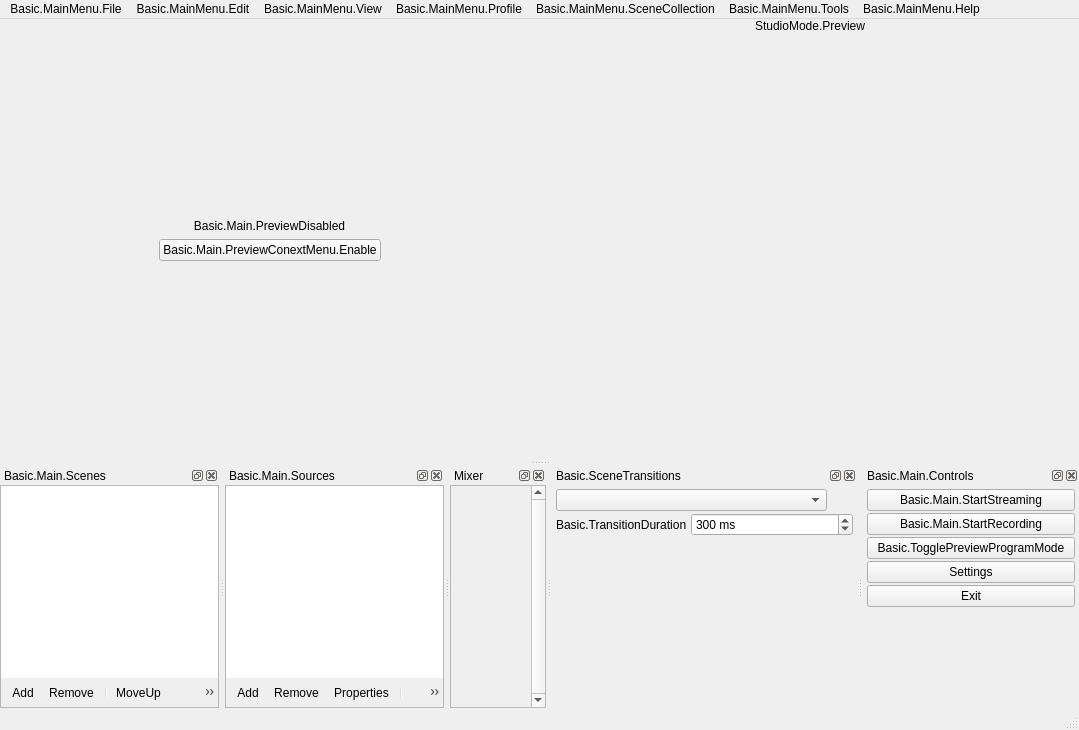
Old version of the form UI/forms/OBSBasic.ui in the repository GameKyuubi/obs-studio.
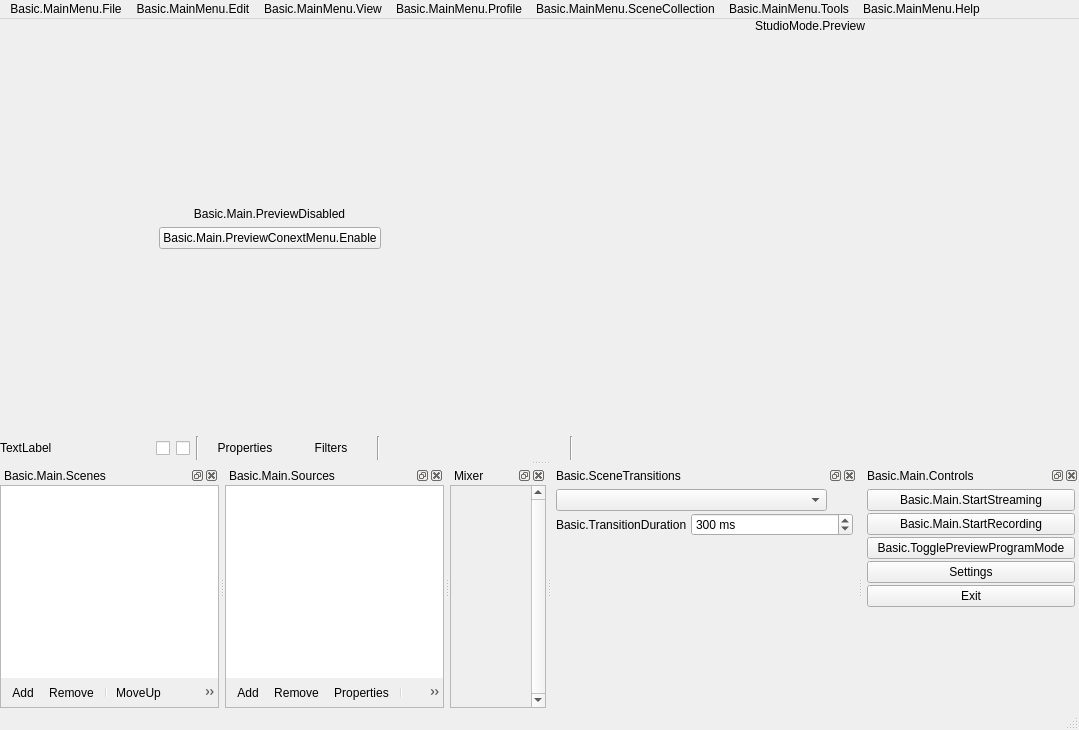
New version of the form. Icons and pictures are not drawn. Custom widgets are drawn as their Qt base class.

Commit message: UI: Source context menu

Diff of the .ui file:
```diff
--- a/UI/forms/OBSBasic.ui
+++ b/UI/forms/OBSBasic.ui
@@ -195,6 +195,347 @@
       </item>
      </layout>
     </item>
+    <item>
+     <widget class="QWidget" name="contextContainer" native="true">
+      <property name="sizePolicy">
+       <sizepolicy hsizetype="Maximum" vsizetype="Preferred">
+        <horstretch>0</horstretch>
+        <verstretch>0</verstretch>
+       </sizepolicy>
+      </property>
+      <property name="minimumSize">
+       <size>
+        <width>0</width>
+        <height>24</height>
+       </size>
+      </property>
+      <property name="maximumSize">
+       <size>
+        <width>16777215</width>
+        <height>24</height>
+       </size>
+      </property>
+      <layout class="QHBoxLayout" name="horizontalLayout">
+       <property name="spacing">
+        <number>0</number>
+       </property>
+       <property name="sizeConstraint">
+        <enum>QLayout::SetDefaultConstraint</enum>
+       </property>
+       <property name="leftMargin">
+        <number>0</number>
+       </property>
+       <property name="topMargin">
+        <number>0</number>
+       </property>
+       <property name="rightMargin">
+        <number>0</number>
+       </property>
+       <property name="bottomMargin">
+        <number>0</number>
+       </property>
+       <item>
+        <widget class="QWidget" name="contextSubContainer" native="true">
+         <property name="sizePolicy">
+          <sizepolicy hsizetype="Maximum" vsizetype="Preferred">
+           <horstretch>0</horstretch>
+           <verstretch>0</verstretch>
+          </sizepolicy>
+         </property>
+         <property name="minimumSize">
+          <size>
+           <width>0</width>
+           <height>0</height>
+          </size>
+         </property>
+         <layout class="QHBoxLayout" name="horizontalLayout_5">
+          <property name="leftMargin">
+           <number>0</number>
+          </property>
+          <property name="topMargin">
+           <number>0</number>
+          </property>
+          <property name="rightMargin">
+           <number>0</number>
+          </property>
+          <property name="bottomMargin">
+           <number>0</number>
+          </property>
+          <item>
+           <widget class="QLabel" name="contextSourceLabel">
+            <property name="minimumSize">
+             <size>
+              <width>150</width>
+              <height>0</height>
+             </size>
+            </property>
+            <property name="maximumSize">
+             <size>
+              <width>150</width>
+              <height>16</height>
+             </size>
+            </property>
+            <property name="text">
+             <string>TextLabel</string>
+            </property>
+           </widget>
+          </item>
+          <item>
+           <widget class="VisibilityCheckBox" name="contextVisibilityCheckBox">
+            <property name="maximumSize">
+             <size>
+              <width>16</width>
+              <height>16</height>
+             </size>
+            </property>
+            <property name="text">
+             <string/>
+            </property>
+           </widget>
+          </item>
+          <item>
+           <widget class="LockedCheckBox" name="contextLockedCheckBox">
+            <property name="maximumSize">
+             <size>
+              <width>16</width>
+              <height>16</height>
+             </size>
+            </property>
+            <property name="text">
+             <string/>
+            </property>
+           </widget>
+          </item>
+          <item>
+           <widget class="Line" name="line_3">
+            <property name="orientation">
+             <enum>Qt::Vertical</enum>
+            </property>
+           </widget>
+          </item>
+          <item>
+           <widget class="QPushButton" name="sourcePropertiesButton">
+            <property name="sizePolicy">
+             <sizepolicy hsizetype="Minimum" vsizetype="Fixed">
+              <horstretch>0</horstretch>
+              <verstretch>0</verstretch>
+             </sizepolicy>
+            </property>
+            <property name="toolTip">
+             <string>Properties</string>
+            </property>
+            <property name="text">
+             <string>Properties</string>
+            </property>
+            <property name="icon">
+             <iconset resource="obs.qrc">
+              <normaloff>:/settings/images/settings/general.svg</normaloff>:/settings/images/settings/general.svg</iconset>
+            </property>
+            <property name="flat">
+             <bool>true</bool>
+            </property>
+           </widget>
+          </item>
+          <item>
+           <widget class="QPushButton" name="sourceFiltersButton">
+            <property name="toolTip">
+             <string>Filters</string>
+            </property>
+            <property name="text">
+             <string>Filters</string>
+            </property>
+            <property name="icon">
+             <iconset resource="obs.qrc">
+              <normaloff>:/res/images/filter.svg</normaloff>:/res/images/filter.svg</iconset>
+            </property>
+            <property name="flat">
+             <bool>true</bool>
+            </property>
+           </widget>
+          </item>
+          <item>
+           <widget class="QWidget" name="contextTransformIcons" native="true">
+            <property name="minimumSize">
+             <size>
+              <width>100</width>
+              <height>0</height>
+             </size>
+            </property>
+            <layout class="QHBoxLayout" name="horizontalLayout_6">
+             <property name="spacing">
+              <number>6</number>
+             </property>
+             <property name="leftMargin">
+              <number>0</number>
+             </property>
+             <property name="topMargin">
+              <number>0</number>
+             </property>
+             <property name="rightMargin">
+              <number>0</number>
+             </property>
+             <property name="bottomMargin">
+              <number>0</number>
+             </property>
+             <item>
+              <widget class="Line" name="line">
+               <property name="orientation">
+                <enum>Qt::Vertical</enum>
+               </property>
+              </widget>
+             </item>
+             <item>
+              <widget class="QPushButton" name="sourceRotateLeftButton">
+               <property name="toolTip">
+                <string>Rotate Left</string>
+               </property>
+               <property name="text">
+                <string/>
+               </property>
+               <property name="icon">
+                <iconset resource="obs.qrc">
+                 <normaloff>:/res/images/rotate_left.svg</normaloff>:/res/images/rotate_left.svg</iconset>
+               </property>
+               <property name="flat">
+                <bool>true</bool>
+               </property>
+              </widget>
+             </item>
+             <item>
+              <widget class="QPushButton" name="sourceRotateRightButton">
+               <property name="toolTip">
+                <string>Rotate Right</string>
+               </property>
+               <property name="text">
+                <string/>
+               </property>
+               <property name="icon">
+                <iconset resource="obs.qrc">
+                 <normaloff>:/res/images/rotate_right.svg</normaloff>:/res/images/rotate_right.svg</iconset>
+               </property>
+               <property name="flat">
+                <bool>true</bool>
+               </property>
+              </widget>
+             </item>
+             <item>
+              <widget class="QPushButton" name="sourceFlipHorizontallyButton">
+               <property name="toolTip">
+                <string>Flip Horizontally</string>
+               </property>
+               <property name="text">
+                <string/>
+               </property>
+               <property name="icon">
+                <iconset resource="obs.qrc">
+                 <normaloff>:/res/images/flip_horz.svg</normaloff>:/res/images/flip_horz.svg</iconset>
+               </property>
+               <property name="flat">
+                <bool>true</bool>
+               </property>
+              </widget>
+             </item>
+             <item>
+              <widget class="QPushButton" name="sourceFlipVerticallyButton">
+               <property name="toolTip">
+                <string>Flip Vertically</string>
+               </property>
+               <property name="text">
+                <string/>
+               </property>
+               <property name="icon">
+                <iconset resource="obs.qrc">
+                 <normaloff>:/res/images/flip_vert.svg</normaloff>:/res/images/flip_vert.svg</iconset>
+               </property>
+               <property name="flat">
+                <bool>true</bool>
+               </property>
+              </widget>
+             </item>
+             <item>
+              <widget class="Line" name="line_2">
+               <property name="orientation">
+                <enum>Qt::Vertical</enum>
+               </property>
+              </widget>
+             </item>
+             <item>
+              <widget class="QPushButton" name="sourceFillScreenButton">
+               <property name="toolTip">
+                <string>Stretch To Screen</string>
+               </property>
+               <property name="text">
+                <string/>
+               </property>
+               <property name="icon">
+                <iconset resource="obs.qrc">
+                 <normaloff>:/res/images/fill_frame.svg</normaloff>:/res/images/fill_frame.svg</iconset>
+               </property>
+               <property name="flat">
+                <bool>true</bool>
+               </property>
+              </widget>
+             </item>
+             <item>
+              <widget class="QPushButton" name="sourceFitScreenButton">
+               <property name="toolTip">
+                <string>Fit To Screen</string>
+               </property>
+               <property name="text">
+                <string/>
+               </property>
+               <property name="icon">
+                <iconset resource="obs.qrc">
+                 <normaloff>:/res/images/fit.svg</normaloff>:/res/images/fit.svg</iconset>
+               </property>
+               <property name="flat">
+                <bool>true</bool>
+               </property>
+              </widget>
+             </item>
+             <item>
+              <widget class="QPushButton" name="sourceCenterButton">
+               <property name="toolTip">
+                <string>Center</string>
+               </property>
+               <property name="text">
+                <string/>
+               </property>
+               <property name="icon">
+                <iconset resource="obs.qrc">
+                 <normaloff>:/res/images/center.svg</normaloff>:/res/images/center.svg</iconset>
+               </property>
+               <property name="flat">
+                <bool>true</bool>
+               </property>
+              </widget>
+             </item>
+             <item>
+              <widget class="QPushButton" name="sourceEditTransformButton">
+               <property name="toolTip">
+                <string>Edit Transform</string>
+               </property>
+               <property name="text">
+                <string/>
+               </property>
+               <property name="icon">
+                <iconset resource="obs.qrc">
+                 <normaloff>:/res/images/edit_transform.svg</normaloff>:/res/images/edit_transform.svg</iconset>
+               </property>
+               <property name="flat">
+                <bool>true</bool>
+               </property>
+              </widget>
+             </item>
+            </layout>
+           </widget>
+          </item>
+         </layout>
+        </widget>
+       </item>
+      </layout>
+     </widget>
+    </item>
    </layout>
   </widget>
   <widget class="QMenuBar" name="menubar">
@@ -1808,6 +2149,16 @@
    <extends>QPushButton</extends>
    <header>record-button.hpp</header>
   </customwidget>
+  <customwidget>
+   <class>LockedCheckBox</class>
+   <extends>QCheckBox</extends>
+   <header>locked-checkbox.hpp</header>
+  </customwidget>
+  <customwidget>
+   <class>VisibilityCheckBox</class>
+   <extends>QCheckBox</extends>
+   <header>visibility-checkbox.hpp</header>
+  </customwidget>
  </customwidgets>
  <resources>
   <include location="obs.qrc"/>
```
Left out of the diff: 8 changed lines with no effect on the pictures. The commit also changes 35 other files.
